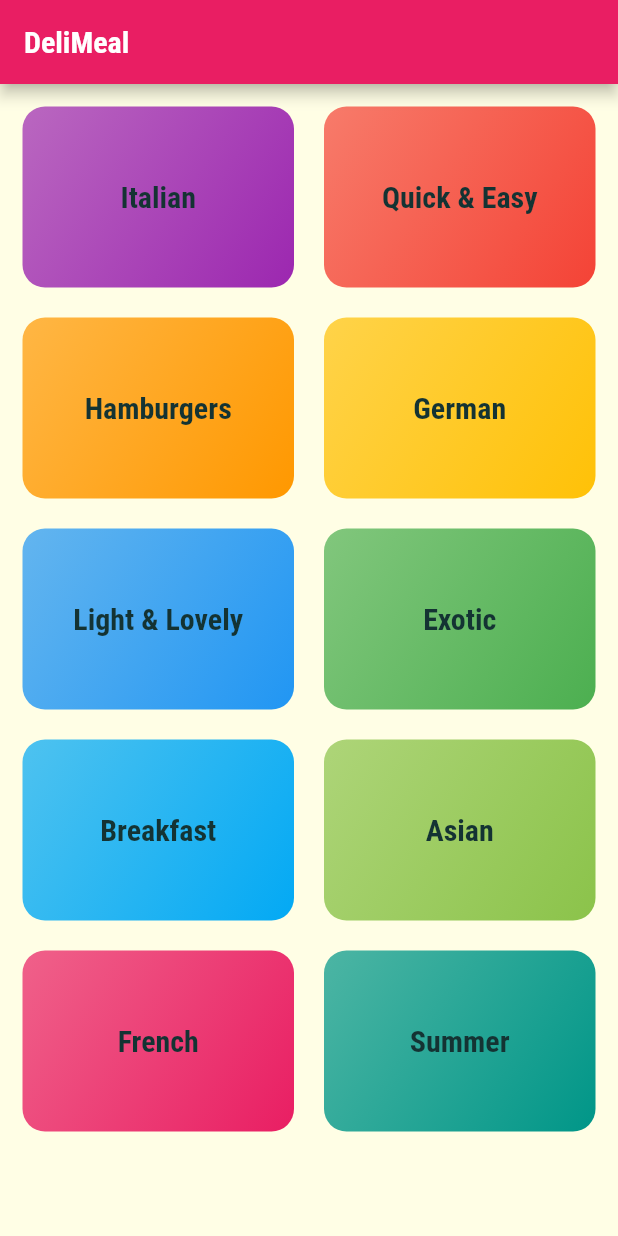
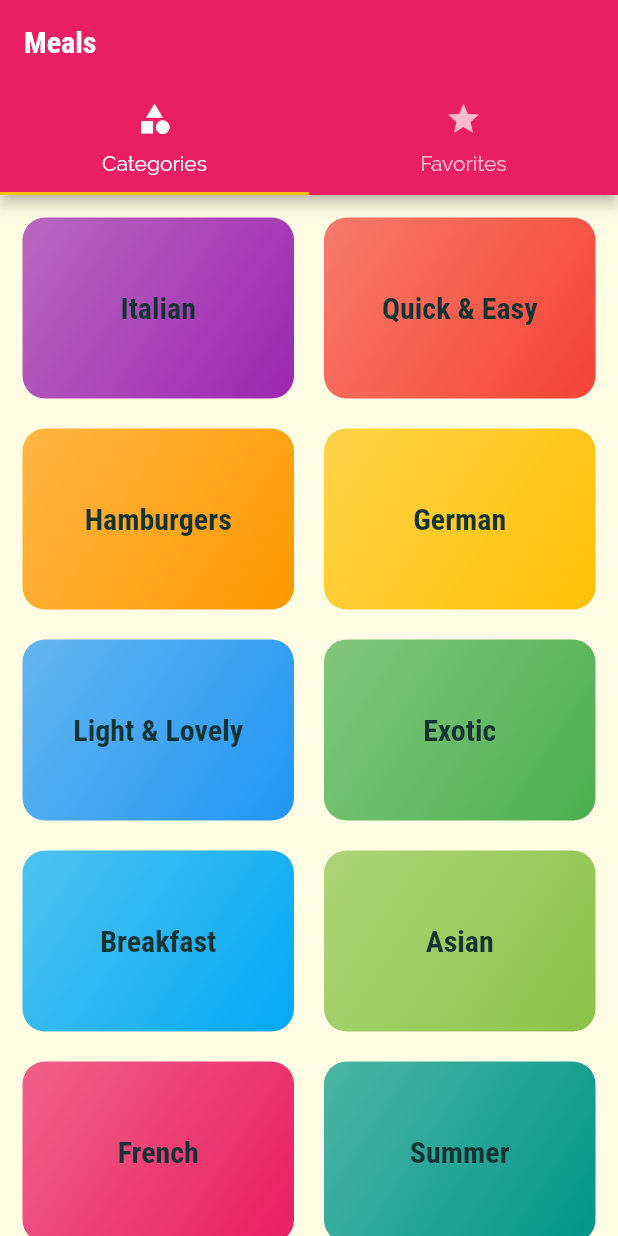
Before and after one commit to santiagobonessi/meals, a Flutter app: the screen it shows after launch, on a phone screen of 412 x 824 dp. Run offline on Flutter 3.47's test engine with Material 2 defaults, Android fonts, the phone set to English and light mode, and no system bars.

Commit message:
add tapbar to the appbar

```diff
--- a/lib/main.dart
+++ b/lib/main.dart
@@ -3,6 +3,7 @@ import 'package:flutter/material.dart';
 import './screens/categories_screen.dart';
 import './screens/category_meals_screen.dart';
 import './screens/meal_detail_screen.dart';
+import './screens/tabs_screen.dart';
 
 void main() => runApp(MyApp());
 
@@ -33,7 +34,7 @@ class MyApp extends StatelessWidget {
       ),
       initialRoute: '/', // default is '/'
       routes: {
-        '/': (context) => CategoriesScreen(),
+        '/': (context) => TabsScreen(),
         CategoryMealsScreen.routeName: (context) => CategoryMealsScreen(),
         MealDetailScreen.routeName: (context) => MealDetailScreen(),
       },
--- a/lib/screens/categories_screen.dart
+++ b/lib/screens/categories_screen.dart
@@ -8,11 +8,7 @@ class CategoriesScreen extends StatelessWidget {
 
   @override
   Widget build(BuildContext context) {
-    return Scaffold(
-      appBar: AppBar(
-        title: const Text('DeliMeal'),
-      ),
-      body: GridView(
+    return GridView(
       padding: EdgeInsets.all(15),
       gridDelegate: SliverGridDelegateWithMaxCrossAxisExtent(
         maxCrossAxisExtent: 200,
@@ -27,7 +23,6 @@ class CategoriesScreen extends StatelessWidget {
             ),
           )
           .toList(),
-      ),
     );
   }
 }
--- /dev/null
+++ b/lib/screens/favorites_screen.dart
@@ -0,0 +1,12 @@
+import 'package:flutter/material.dart';
+
+class FavoritesScreen extends StatelessWidget {
+  const FavoritesScreen();
+
+  @override
+  Widget build(BuildContext context) {
+    return Center(
+      child: Text('Favorites'),
+    );
+  }
+}
--- /dev/null
+++ b/lib/screens/tabs_screen.dart
@@ -0,0 +1,38 @@
+import 'package:flutter/material.dart';
+
+import './categories_screen.dart';
+import './favorites_screen.dart';
+
+class TabsScreen extends StatefulWidget {
+  const TabsScreen();
+
+  @override
+  _TabsScreenState createState() => _TabsScreenState();
+}
+
+class _TabsScreenState extends State<TabsScreen> {
+  @override
+  Widget build(BuildContext context) {
+    return DefaultTabController(
+      length: 2,
+      initialIndex: 0,
+      child: Scaffold(
+        appBar: AppBar(
+          title: Text('Meals'),
+          bottom: TabBar(
+            tabs: [
+              Tab(icon: Icon(Icons.category), text: 'Categories'),
+              Tab(icon: Icon(Icons.star), text: 'Favorites'),
+            ],
+          ),
+        ),
+        body: TabBarView(
+          children: [
+            CategoriesScreen(),
+            FavoritesScreen(),
+          ],
+        ),
+      ),
+    );
+  }
+}
```
Lines whose indentation alone changed are shown as unchanged.
